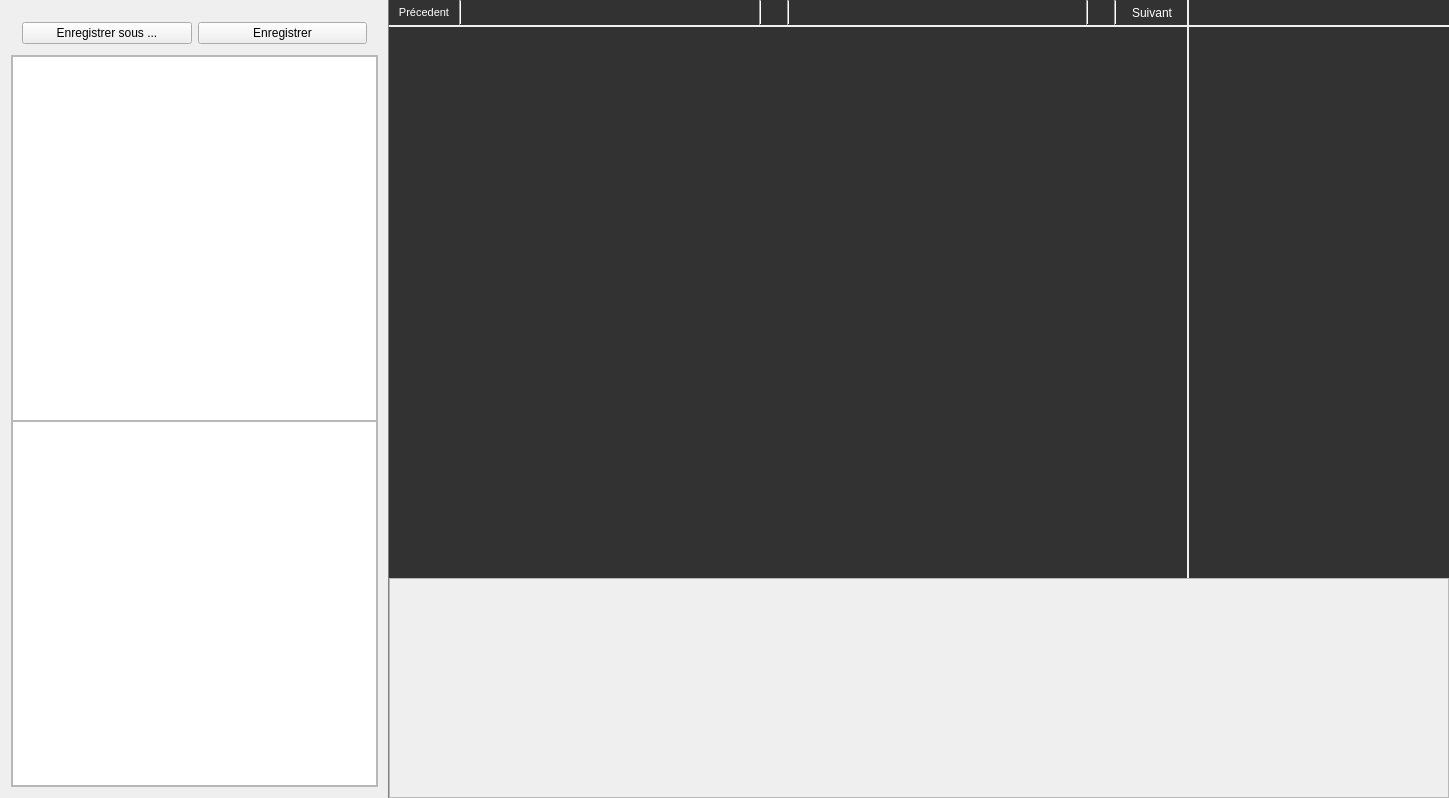
Qt form cmainwindow.ui (ludomuse/LudoMuseEditor) before a commit.
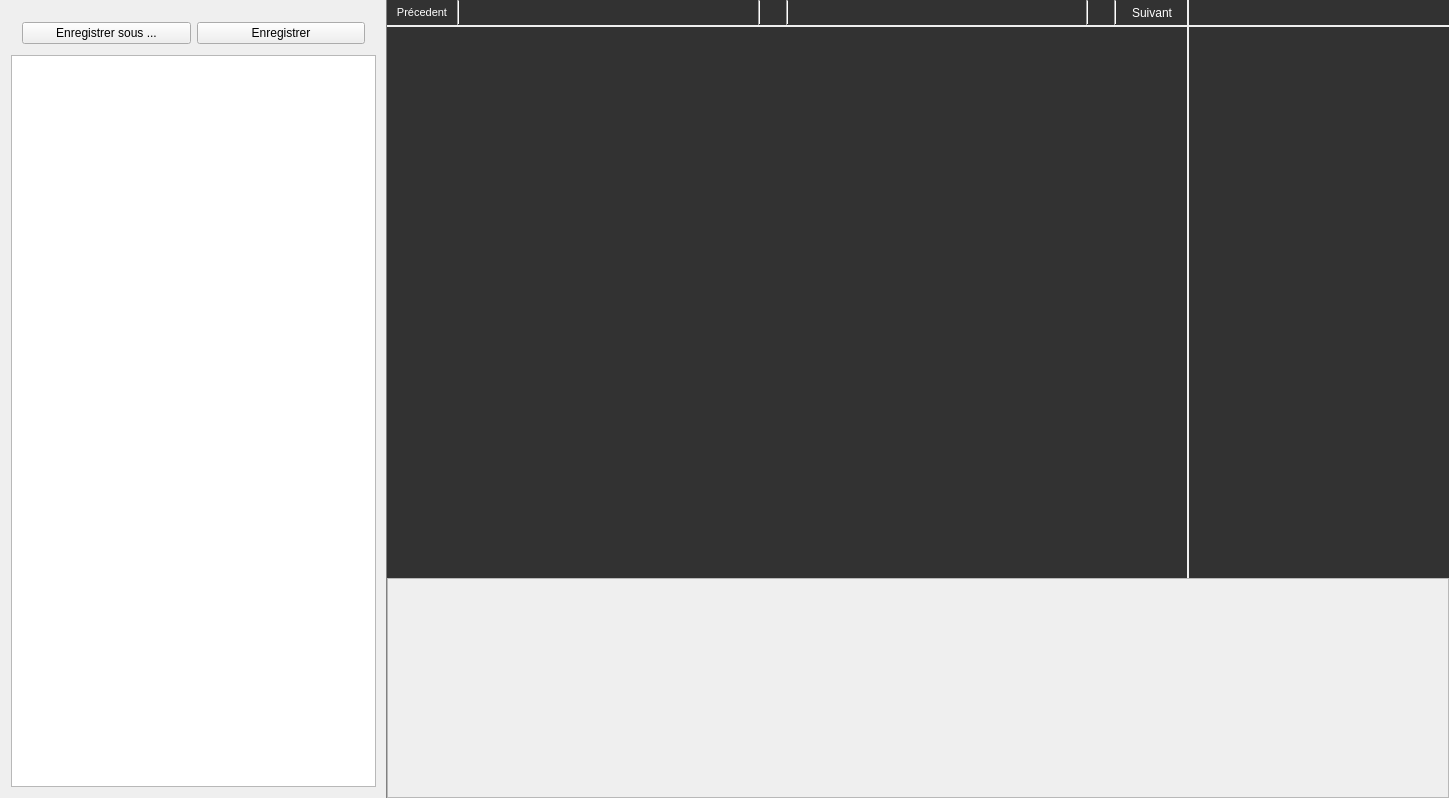
The same form after that commit. Icons and pictures are not drawn. Custom widgets are drawn as their Qt base class.

Commit message: [Add] Change explorer menu (group the directory tree and the file list in one list) + add some actions on files (new directory, rename, delete, open), and make possible to drag more than one file into the project directory

Diff of the .ui file:
```diff
--- a/cmainwindow.ui
+++ b/cmainwindow.ui
@@ -94,115 +94,7 @@
          </widget>
         </item>
         <item>
-         <widget class="QScrollArea" name="scrollArea_3">
-          <property name="sizePolicy">
-           <sizepolicy hsizetype="Preferred" vsizetype="Expanding">
-            <horstretch>0</horstretch>
-            <verstretch>0</verstretch>
-           </sizepolicy>
-          </property>
-          <property name="horizontalScrollBarPolicy">
-           <enum>Qt::ScrollBarAlwaysOff</enum>
-          </property>
-          <property name="widgetResizable">
-           <bool>true</bool>
-          </property>
-          <widget class="QWidget" name="scrollAreaWidgetContents_3">
-           <property name="geometry">
-            <rect>
-             <x>0</x>
-             <y>0</y>
-             <width>369</width>
-             <height>733</height>
-            </rect>
-           </property>
-           <property name="sizePolicy">
-            <sizepolicy hsizetype="Preferred" vsizetype="Expanding">
-             <horstretch>0</horstretch>
-             <verstretch>0</verstretch>
-            </sizepolicy>
-           </property>
-           <layout class="QVBoxLayout" name="verticalLayout_4">
-            <property name="spacing">
-             <number>0</number>
-            </property>
-            <property name="leftMargin">
-             <number>0</number>
-            </property>
-            <property name="topMargin">
-             <number>0</number>
-            </property>
-            <property name="rightMargin">
-             <number>0</number>
-            </property>
-            <property name="bottomMargin">
-             <number>0</number>
-            </property>
-            <item>
-             <widget class="QTreeView" name="fileBrowser">
-              <property name="enabled">
-               <bool>true</bool>
-              </property>
-              <property name="sizePolicy">
-               <sizepolicy hsizetype="Preferred" vsizetype="MinimumExpanding">
-                <horstretch>0</horstretch>
-                <verstretch>0</verstretch>
-               </sizepolicy>
-              </property>
-              <property name="dragEnabled">
-               <bool>true</bool>
-              </property>
-              <property name="sortingEnabled">
-               <bool>true</bool>
-              </property>
-             </widget>
-            </item>
-            <item>
-             <widget class="CFileListView" name="fileListView">
-              <property name="sizePolicy">
-               <sizepolicy hsizetype="Preferred" vsizetype="Expanding">
-                <horstretch>0</horstretch>
-                <verstretch>0</verstretch>
-               </sizepolicy>
-              </property>
-              <property name="showDropIndicator" stdset="0">
-               <bool>true</bool>
-              </property>
-              <property name="dragEnabled">
-               <bool>true</bool>
-              </property>
-              <property name="defaultDropAction">
-               <enum>Qt::CopyAction</enum>
-              </property>
-              <property name="textElideMode">
-               <enum>Qt::ElideNone</enum>
-              </property>
-              <property name="isWrapping" stdset="0">
-               <bool>true</bool>
-              </property>
-              <property name="layoutMode">
-               <enum>QListView::SinglePass</enum>
-              </property>
-              <property name="spacing">
-               <number>5</number>
-              </property>
-              <property name="viewMode">
-               <enum>QListView::IconMode</enum>
-              </property>
-              <property name="modelColumn">
-               <number>0</number>
-              </property>
-              <property name="uniformItemSizes">
-               <bool>true</bool>
-              </property>
-              <property name="wordWrap">
-               <bool>true</bool>
-              </property>
-             </widget>
-            </item>
-           </layout>
-          </widget>
-         </widget>
+         <widget class="CExplorerView" name="explorer"/>
         </item>
        </layout>
       </widget>
@@ -1785,7 +1677,7 @@
                <rect>
                 <x>0</x>
                 <y>0</y>
-                <width>1054</width>
+                <width>1058</width>
                 <height>218</height>
                </rect>
               </property>
@@ -1867,9 +1759,9 @@
  <layoutdefault spacing="6" margin="11"/>
  <customwidgets>
   <customwidget>
-   <class>CFileListView</class>
+   <class>CExplorerView</class>
    <extends>QListView</extends>
-   <header>CFileListView.h</header>
+   <header>CExplorerView.h</header>
   </customwidget>
  </customwidgets>
  <resources/>
```
The commit also changes 7 other files.
